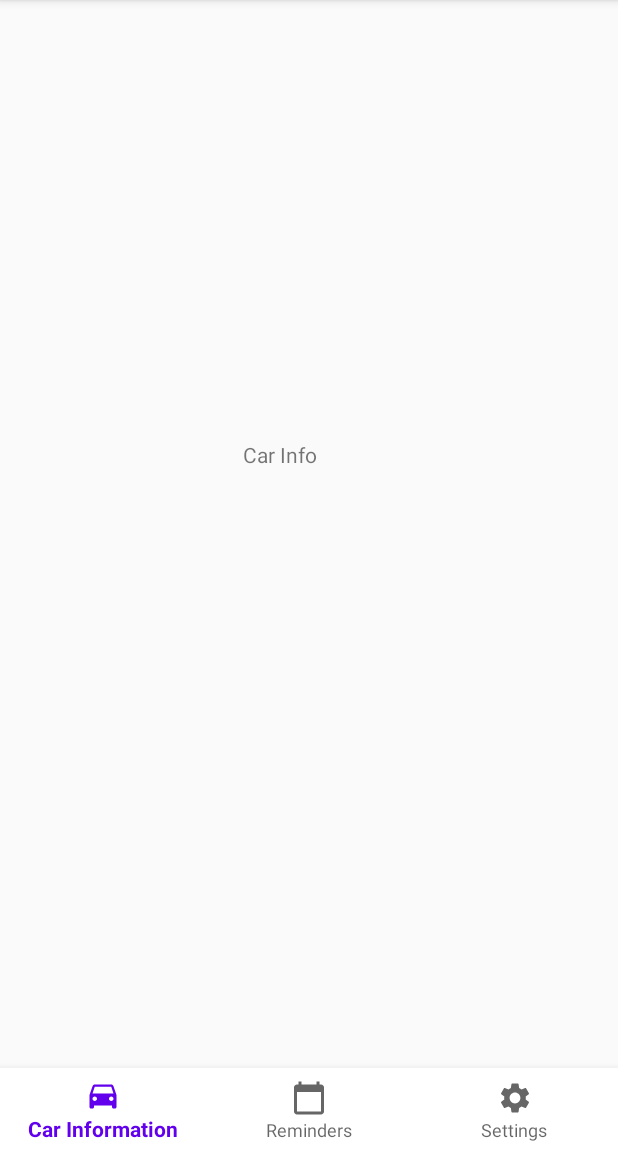
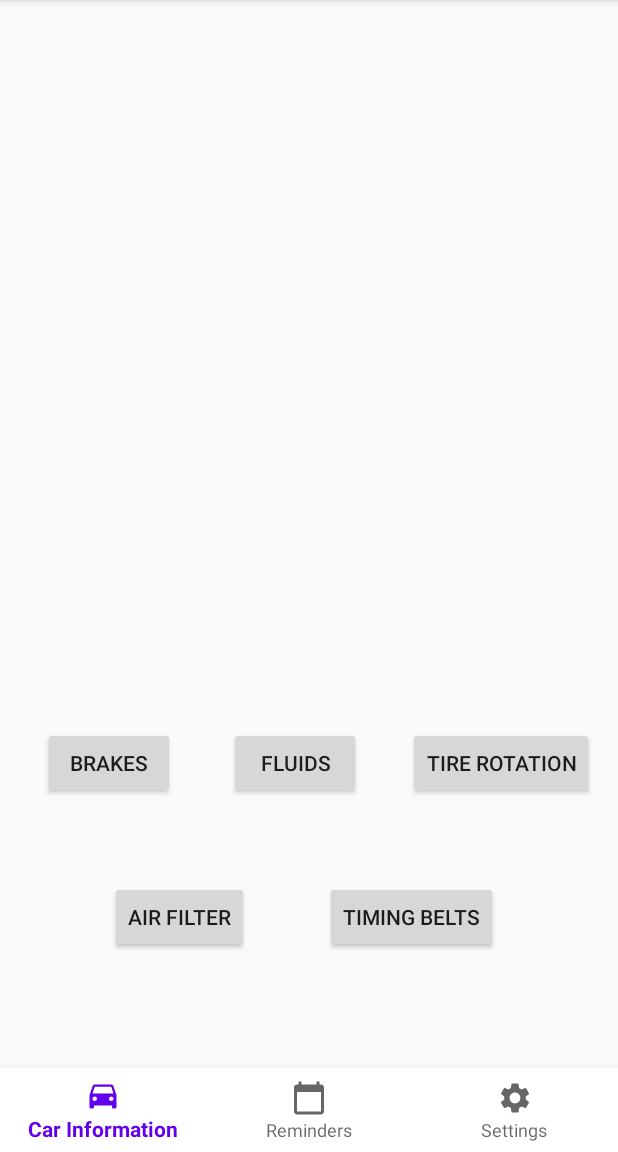
Before and after one commit to EdwardCordero/CARMA, an Android app: the screen it shows after launch once a user with an empty profile is signed in (MainActivity), on a phone screen of 412 x 824 dp, the part 84-1236 px from its top. Run offline under Robolectric (Android 15) with nearby library versions, the phone set to English and light mode, and no system bars; our stand-ins replace Firebase (no records; nobody signed in at launch, a user with empty details on screens opened directly); libraries missing offline, so code that uses them is left out: com.firebase.ui.

Commit message:
Car information commit 1 (with pop up window xml)

```diff
--- a/app/src/main/java/com/finalproject/app/CarInformation.java
+++ b/app/src/main/java/com/finalproject/app/CarInformation.java
@@ -1,12 +1,19 @@
 package com.finalproject.app;
 
+import android.content.Context;
 import android.os.Bundle;
 
+import androidx.constraintlayout.widget.ConstraintLayout;
 import androidx.fragment.app.Fragment;
 
+import android.view.Gravity;
 import android.view.LayoutInflater;
+import android.view.MotionEvent;
 import android.view.View;
 import android.view.ViewGroup;
+import android.widget.Button;
+import android.widget.PopupWindow;
+import android.widget.Toast;
 
 /**
  * A simple {@link Fragment} subclass.
@@ -14,6 +21,13 @@ import android.view.ViewGroup;
  * create an instance of this fragment.
  */
 public class CarInformation extends Fragment {
+
+    ////////////////////////////////
+    //added by Warren
+    private PopupWindow popupwindow;
+    private LayoutInflater layoutInflater;
+    private ConstraintLayout constraintLayout;
+    ///////////////////////////////////////
 
     // TODO: Rename parameter arguments, choose names that match
     // the fragment initialization parameters, e.g. ARG_ITEM_NUMBER
@@ -25,6 +39,8 @@ public class CarInformation extends Fragment {
     private String mParam2;
 
     public CarInformation() {
+
+
         // Required empty public constructor
     }
 
@@ -58,7 +74,135 @@ public class CarInformation extends Fragment {
     @Override
     public View onCreateView(LayoutInflater inflater, ViewGroup container,
                              Bundle savedInstanceState) {
-        // Inflate the layout for this fragment
-        return inflater.inflate(R.layout.fragment_car_information, container, false);
+        View view = inflater.inflate(R.layout.fragment_car_information, container, false);
+
+
+
+        // declaring the buttons here.
+        Button btnBrakes = view.findViewById(R.id.btnBrakes);
+        Button btnFluids = view.findViewById(R.id.btnFluids);
+        Button btnTires = view.findViewById(R.id.btnTires);
+        Button btnBelts = view.findViewById(R.id.btnBelts);
+        Button btnAirFilter = view.findViewById(R.id.btnAirFilter);
+        constraintLayout = view.findViewById(R.id.CarInformationLayout);
+
+        // this is the height for the popup window. just place holders for now
+        final int pop_width = 800;
+        final int pop_height = 1000;
+
+// the beginning of the button methods. im sure there is a neater way to do all of this
+
+        btnBrakes.setOnClickListener(new View.OnClickListener() {
+            @Override
+            public void onClick(View view) {
+
+                layoutInflater = (LayoutInflater) getActivity().getSystemService(Context.LAYOUT_INFLATER_SERVICE);
+                ViewGroup container = (ViewGroup) layoutInflater.inflate(R.layout.pop_up, null);
+
+                popupwindow = new PopupWindow(container, pop_width,pop_height, true);
+                popupwindow.showAtLocation(constraintLayout, Gravity.CENTER, 0, 0);
+
+                container.setOnTouchListener(new View.OnTouchListener() {
+                    @Override
+                    public boolean onTouch(View view, MotionEvent motionEvent) {
+                        popupwindow.dismiss();
+                        return true;
+                    }
+                });
+                Toast.makeText(getContext(),"Brakes", Toast.LENGTH_SHORT).show();
+            }
+        });
+
+
+        btnFluids.setOnClickListener(new View.OnClickListener() {
+            @Override
+            public void onClick(View view) {
+
+                layoutInflater = (LayoutInflater) getActivity().getSystemService(Context.LAYOUT_INFLATER_SERVICE);
+                ViewGroup container = (ViewGroup) layoutInflater.inflate(R.layout.pop_up, null);
+
+                popupwindow = new PopupWindow(container, pop_width, pop_height, true);
+                popupwindow.showAtLocation(constraintLayout, Gravity.CENTER, 0, 0);
+
+                container.setOnTouchListener(new View.OnTouchListener() {
+                    @Override
+                    public boolean onTouch(View view, MotionEvent motionEvent) {
+                        popupwindow.dismiss();
+                        return true;
+                    }
+                });
+                Toast.makeText(getContext(),"Fluids", Toast.LENGTH_SHORT).show();
+            }
+        });
+
+
+        btnTires.setOnClickListener(new View.OnClickListener() {
+            @Override
+            public void onClick(View view) {
+
+                layoutInflater = (LayoutInflater) getActivity().getSystemService(Context.LAYOUT_INFLATER_SERVICE);
+                ViewGroup container = (ViewGroup) layoutInflater.inflate(R.layout.pop_up, null);
+
+                popupwindow = new PopupWindow(container, pop_width, pop_height, true);
+                popupwindow.showAtLocation(constraintLayout, Gravity.CENTER, 0, 0);
+
+                container.setOnTouchListener(new View.OnTouchListener() {
+                    @Override
+                    public boolean onTouch(View view, MotionEvent motionEvent) {
+                        popupwindow.dismiss();
+                        return true;
+                    }
+                });
+                Toast.makeText(getContext(),"Tires", Toast.LENGTH_SHORT).show();
+            }
+        });
+
+
+        btnBelts.setOnClickListener(new View.OnClickListener() {
+            @Override
+            public void onClick(View view) {
+
+                layoutInflater = (LayoutInflater) getActivity().getSystemService(Context.LAYOUT_INFLATER_SERVICE);
+                ViewGroup container = (ViewGroup) layoutInflater.inflate(R.layout.pop_up, null);
+
+                popupwindow = new PopupWindow(container, pop_width, pop_height, true);
+                popupwindow.showAtLocation(constraintLayout, Gravity.CENTER, 0, 0);
+
+                container.setOnTouchListener(new View.OnTouchListener() {
+                    @Override
+                    public boolean onTouch(View view, MotionEvent motionEvent) {
+                        popupwindow.dismiss();
+                        return true;
+                    }
+                });
+                Toast.makeText(getContext(),"Belts", Toast.LENGTH_SHORT).show();
+            }
+        });
+
+
+        btnAirFilter.setOnClickListener(new View.OnClickListener() {
+            @Override
+            public void onClick(View view) {
+
+                layoutInflater = (LayoutInflater) getActivity().getSystemService(Context.LAYOUT_INFLATER_SERVICE);
+                ViewGroup container = (ViewGroup) layoutInflater.inflate(R.layout.pop_up, null);
+
+                popupwindow = new PopupWindow(container, pop_width, pop_height, true);
+                popupwindow.showAtLocation(constraintLayout, Gravity.CENTER, 0, 0);
+
+                container.setOnTouchListener(new View.OnTouchListener() {
+                    @Override
+                    public boolean onTouch(View view, MotionEvent motionEvent) {
+                        popupwindow.dismiss();
+                        return true;
+                    }
+                });
+                Toast.makeText(getContext(),"Air Filter", Toast.LENGTH_SHORT).show();
+            }
+        });
+
+
+
+        return view;
     }
 }
--- a/app/src/main/res/layout/fragment_car_information.xml
+++ b/app/src/main/res/layout/fragment_car_information.xml
@@ -2,21 +2,71 @@
 <androidx.constraintlayout.widget.ConstraintLayout xmlns:android="http://schemas.android.com/apk/res/android"
 xmlns:app="http://schemas.android.com/apk/res-auto"
 xmlns:tools="http://schemas.android.com/tools"
+    android:id="@+id/CarInformationLayout"
 android:layout_width="match_parent"
 android:layout_height="match_parent"
 tools:context=".CarInformation">
 
 <!-- TODO: Update blank fragment layout -->
-    <TextView
-        android:layout_width="76dp"
-        android:layout_height="50dp"
-        android:layout_marginTop="237dp"
-        android:layout_marginEnd="12dp"
-        android:layout_marginBottom="369dp"
-        android:text="Car Info"
+
+    <Button
+        android:id="@+id/btnTires"
+        android:layout_width="wrap_content"
+        android:layout_height="wrap_content"
+        android:text="Tire Rotation"
         app:layout_constraintBottom_toBottomOf="parent"
         app:layout_constraintEnd_toEndOf="parent"
+        app:layout_constraintHorizontal_bias="0.944"
         app:layout_constraintStart_toStartOf="parent"
-        app:layout_constraintTop_toTopOf="parent" />
+        app:layout_constraintTop_toTopOf="parent"
+        app:layout_constraintVertical_bias="0.673" />
+
+    <Button
+        android:id="@+id/btnFluids"
+        android:layout_width="wrap_content"
+        android:layout_height="wrap_content"
+        android:layout_marginStart="12dp"
+        android:text="Fluids"
+        app:layout_constraintBottom_toBottomOf="parent"
+        app:layout_constraintEnd_toStartOf="@+id/btnTires"
+        app:layout_constraintHorizontal_bias="0.431"
+        app:layout_constraintStart_toEndOf="@+id/btnBrakes"
+        app:layout_constraintTop_toTopOf="parent"
+        app:layout_constraintVertical_bias="0.673" />
+
+    <Button
+        android:id="@+id/btnBelts"
+        android:layout_width="wrap_content"
+        android:layout_height="wrap_content"
+        android:layout_marginEnd="80dp"
+        android:text="Timing Belts"
+        app:layout_constraintBottom_toBottomOf="parent"
+        app:layout_constraintEnd_toEndOf="parent"
+        app:layout_constraintTop_toBottomOf="@+id/btnTires"
+        app:layout_constraintVertical_bias="0.291" />
+
+    <Button
+        android:id="@+id/btnAirFilter"
+        android:layout_width="wrap_content"
+        android:layout_height="wrap_content"
+        android:text="Air Filter"
+        app:layout_constraintBottom_toBottomOf="parent"
+        app:layout_constraintEnd_toStartOf="@+id/btnBelts"
+        app:layout_constraintHorizontal_bias="0.592"
+        app:layout_constraintStart_toStartOf="parent"
+        app:layout_constraintTop_toBottomOf="@+id/btnBrakes"
+        app:layout_constraintVertical_bias="0.291" />
+
+    <Button
+        android:id="@+id/btnBrakes"
+        android:layout_width="wrap_content"
+        android:layout_height="wrap_content"
+        android:text="Brakes"
+        app:layout_constraintBottom_toBottomOf="parent"
+        app:layout_constraintEnd_toEndOf="parent"
+        app:layout_constraintHorizontal_bias="0.089"
+        app:layout_constraintStart_toStartOf="parent"
+        app:layout_constraintTop_toTopOf="parent"
+        app:layout_constraintVertical_bias="0.673" />
 
 </androidx.constraintlayout.widget.ConstraintLayout>
```
Also changed, not shown: app/src/main/res/layout/pop_up.xml (added, +44 -0 lines).
